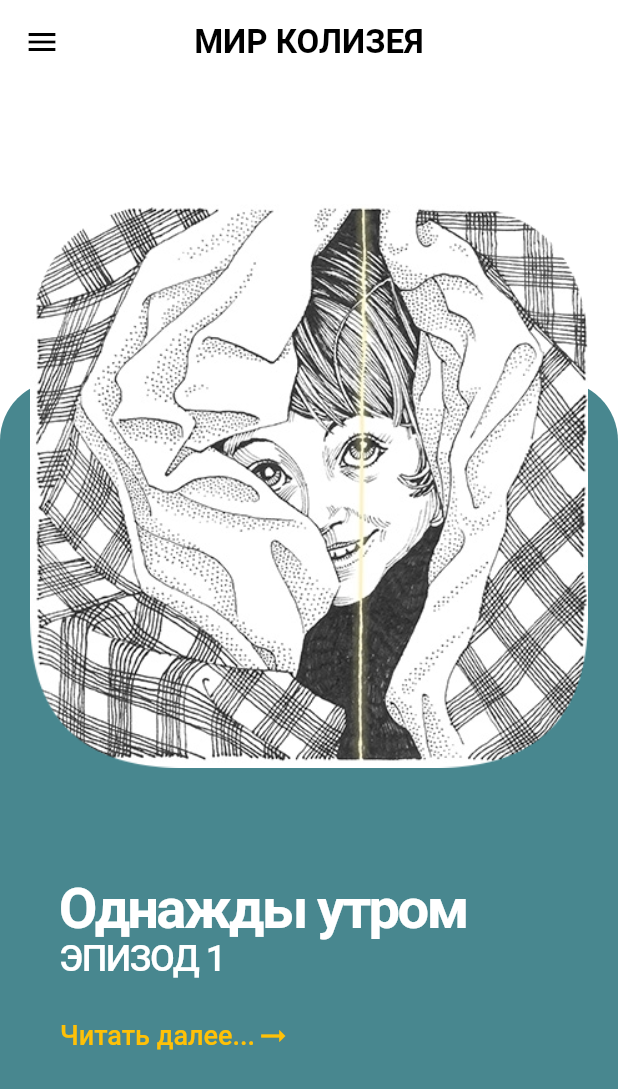
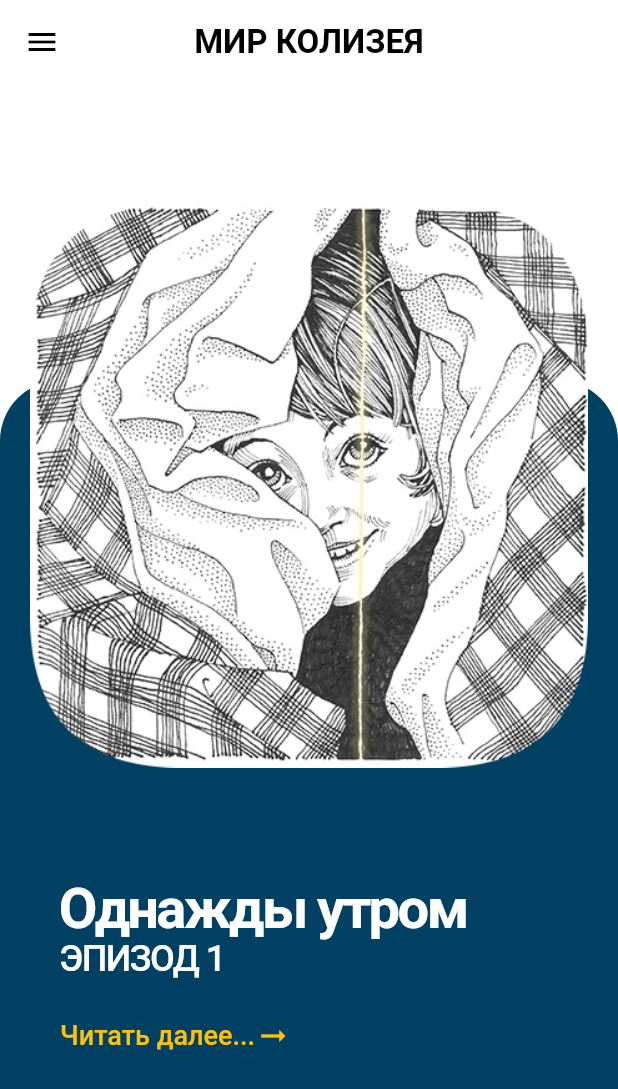
Before and after one commit to TaroQQ/flutter_colosseum_final, a Flutter app: the screen it shows after launch, on a phone screen of 412 x 824 dp. Shown: the top 1089 px of the screen. Run offline on Flutter 3.47's test engine with Material 2 defaults, Android fonts, the phone set to English and light mode, and no system bars; our stand-ins replace google_fonts; Roboto replaces fonts that are missing (Spartan).

Commit message:
+новый цвет

```diff
--- a/lib/tale_text.dart
+++ b/lib/tale_text.dart
@@ -119,7 +119,7 @@ class Tale {
           '\n— Артём, привет! — зазвенел однажды радостный возглас, от которого'
           ' помещение словно бы засияло ярким светом. И спавший под тёплым уютным одеялом мальчик открыл глаза.',
       pathImage: 'assets/img/image1.png', //картинка//
-      rawColor: 0xff48878f, //цвет//
+      rawColor: 0xff004063, //цвет//
     ),
     Tale(
       taleName: 'Встреча',
@@ -234,7 +234,7 @@ class Tale {
           ' Этот свет ослеплял, он напоминал живой сверкающий поток, но его никто'
           ' не видел. И никто не обратил внимания на то, что на очередном шаге мужчина просто исчез...',
       pathImage: 'assets/img/vstrecha2.png',
-      rawColor: 0xff529199,
+      rawColor: 0xff004472,
     ),
     Tale(
       taleName: 'Цвет Надежды',
@@ -416,7 +416,7 @@ class Tale {
           '\nАмэ-но Удзумэ* — фея луны, богиня счастья, любви и радости.'
           '\nАматэрасу* — богиня-солнце, одно из главенствующих божеств всего японского пантеона синто.',
       pathImage: 'assets/img/cvet3.png',
-      rawColor: 0xff5c9ba3,
+      rawColor: 0xff004782,
     ),
     Tale(
       taleName: 'Завтрак',
@@ -633,7 +633,7 @@ class Tale {
           '\n   С той стороны, куда указывал Егор, из-за поворота  вышли двое'
           ' молодых людей, которые определённо были счастливы.',
       pathImage: 'assets/img/zavtrak4.png',
-      rawColor: 0xff66a5ad,
+      rawColor: 0xff0a4b99,
     ),
     Tale(
       taleName: 'Время и его причуды',
@@ -1209,7 +1209,7 @@ class Tale {
           '\nАйон — самая загадочная фигура в пантеоне древнеримских богов. Его'
           ' называют богом богов, предтечей всего божественного ареопага',
       pathImage: 'assets/img/time5.png',
-      rawColor: 0xff70afb7,
+      rawColor: 0xff0e4fad,
     ),
     Tale(
       taleName: 'Прометей',
@@ -1415,7 +1415,7 @@ class Tale {
           '\n   Молодой мужчина с браслетом на руке сделал шаг в сторону и исчез.'
           ' Спустя ещё мгновение исчез его собеседник. И в воздухе осталась только свежесть прошедшего живительного дождя…',
       pathImage: 'assets/img/prometej6.png',
-      rawColor: 0xff66a5ad,
+      rawColor: 0xff1153bc,
     ),
     Tale(
       taleName: 'Внутренний огонь',
@@ -1626,7 +1626,7 @@ class Tale {
           '\nВскоре после этого на рынке появился новый программный продукт,'
           ' который очень многим пришёлся по нраву и, конечно, был оценён по достоинству.',
       pathImage: 'assets/img/ogon7.png',
-      rawColor: 0xff7ab9c1,
+      rawColor: 0xff1959d1,
     ),
     Tale(
       taleName: 'Скамейка',
@@ -1748,7 +1748,7 @@ class Tale {
           ' Поэтому она сделала всё, чтобы оказаться подальше от этого места. И её перевезли в «колодец» из домов...'
           '\n   Но это уже другая история.',
       pathImage: 'assets/img/skamejka8.png',
-      rawColor: 0xff7ab9c1,
+      rawColor: 0xff2063ce,
     ),
     Tale(
       taleName: 'Колодец',
@@ -1882,7 +1882,7 @@ class Tale {
           '\n'
           '\n*Черный ворон — русская народная песня.',
       pathImage: 'assets/img/kolodez9.png',
-      rawColor: 0xff7ab9c1,
+      rawColor: 0xff2f6fcc,
     ),
     Tale(
       taleName: 'Паритет',
@@ -1993,7 +1993,7 @@ class Tale {
           '\n   Фонарь погас, погрузив пространство во тьму. И через некоторое'
           ' время загорелся снова, осветив комнату, на полу которой уже не было разбросанных страниц.',
       pathImage: 'assets/img/paritet10.png',
-      rawColor: 0xff7ab9c1,
+      rawColor: 0xff377bcc,
     ),
     Tale(
       taleName: 'Обыкновенный вечер',
@@ -2097,7 +2097,7 @@ class Tale {
           ' А чем же ещё заняться коту, который гуляет сам по себе и по ночному'
           ' бару? Только ждать… Просто он любил истории с продолжением.',
       pathImage: 'assets/img/vecher11.png',
-      rawColor: 0xff7ab9c1,
+      rawColor: 0xff4188ce,
     ),
     Tale(
       taleName: 'Ночь, дорога, навигатор',
@@ -2184,7 +2184,7 @@ class Tale {
           '\n   А ночь тем временем снова укутала мир своим одеялом, и не имеет'
           ' значения — этот мир или же параллельный...',
       pathImage: 'assets/img/navigator12.png',
-      rawColor: 0xff7ab9c1,
+      rawColor: 0xff4c92cc,
     ),
     Tale(
       taleName: 'Путь в никуда',
@@ -2282,13 +2282,12 @@ class Tale {
           ' что искал. Только вот каждую ночь теперь дорога снится, дорога,'
           ' к которой я иду, и с которой уже не свернуть…',
       pathImage: 'assets/img/put13.png',
-      rawColor: 0xff7ab9c1,
+      rawColor: 0xff5a9ecc,
     ),
     Tale(
       taleName: 'Изумрудный город... сейчас',
       episode: 'ЭПИЗОД 14',
-      description:
-          '   Действующие лица:'
+      description: '   Действующие лица:'
           '\nСтрашила, бессменный мудрый правитель великого Изумрудного города.'
           '\nЭлли, придворная дама, главный штатский советник при правителе,'
           ' вынужденный эмигрант, скучающая женщина.'
@@ -2404,13 +2403,12 @@ class Tale {
           ' Кто взял это ржавое создание на роль? У нас сериал «Друзья», а не мыльная опера!..'
           '\nВпереди всех ждёт новый съёмочный день...',
       pathImage: 'assets/img/izumrud14.png',
-      rawColor: 0xff7ab9c1,
+      rawColor: 0xff6aaed3,
     ),
     Tale(
       taleName: 'Отражение',
       episode: 'ЭПИЗОД 15',
-      description:
-          '— Дочка, на что ты смотришь там?'
+      description: '— Дочка, на что ты смотришь там?'
           '\n— Мам, ну, как «на что»? На себя, конечно! Посмотри, как здорово на'
           ' мне выглядит это платье! — девочка повернулась к отражению другой'
           ' стороной и сразу же принялась торопливо приглаживать волосы обеими'
@@ -2482,7 +2480,7 @@ class Tale {
           ' в сердцах и умах людей, пока не появилась…'
           '\n   Но это уже другая история.',
       pathImage: 'assets/img/otrajenie15.png',
-      rawColor: 0xff7ab9c1,
+      rawColor: 0xff75b6d3,
     ),
     Tale(
       taleName: 'Свет мой, зеркальце...',
@@ -2704,7 +2702,7 @@ class Tale {
           ' образ, лабиринт стал наполняться светом и, достигнув пика сияния, взорвался.'
           ' Квартира опустела, не оставив даже следа от своего прежнего жителя, а зеркала… рассыпавшись, растаяли.',
       pathImage: 'assets/img/zerkalo16.png',
-      rawColor: 0xff7ab9c1,
+      rawColor: 0xff84c2d8,
     ),
     Tale(
       taleName: 'Переподготовка зла, или Что-то новое…',
@@ -3206,10 +3204,10 @@ class Tale {
           ' одолеть тебя будет непросто.'
           '\n— Время покажет. Время покажет.'
           '\n***'
-       '\n   Спустя небольшое время мода на тату пошла на убыль и перестала вызывать'
-       ' в обществе массовую истерию. Это искусство просто сделалось дороже.',
+          '\n   Спустя небольшое время мода на тату пошла на убыль и перестала вызывать'
+          ' в обществе массовую истерию. Это искусство просто сделалось дороже.',
       pathImage: 'assets/img/zlo17.png',
-      rawColor: 0xff7ab9c1,
+      rawColor: 0xff8fd0e2,
     ),
   ];
 }
```
